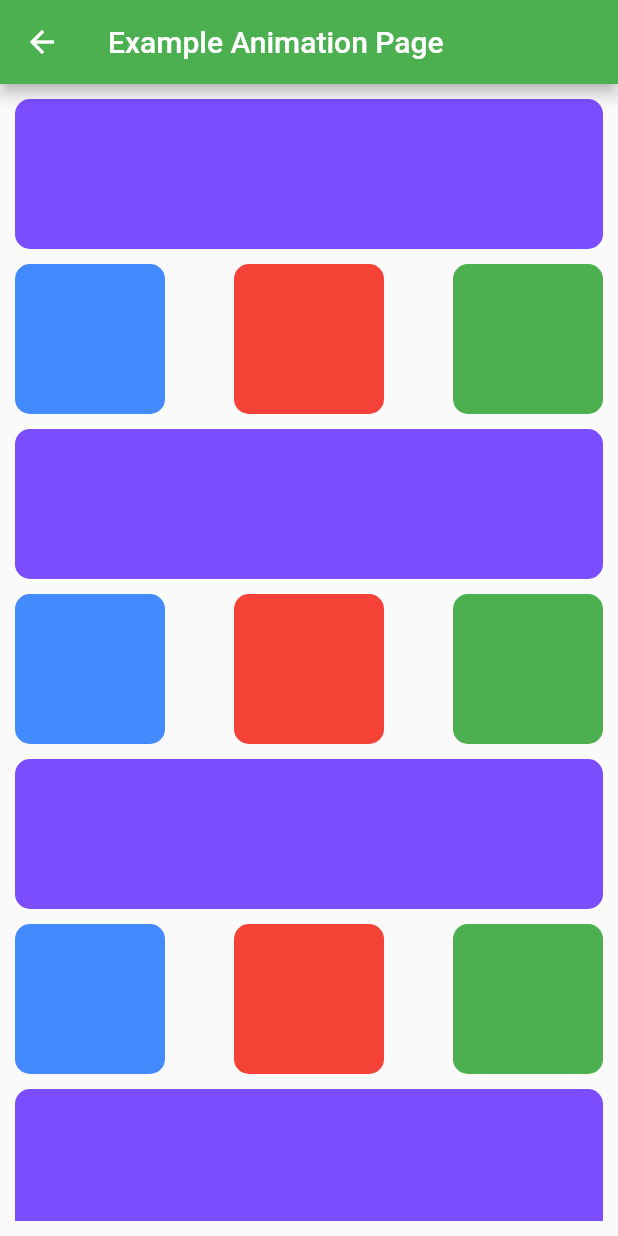
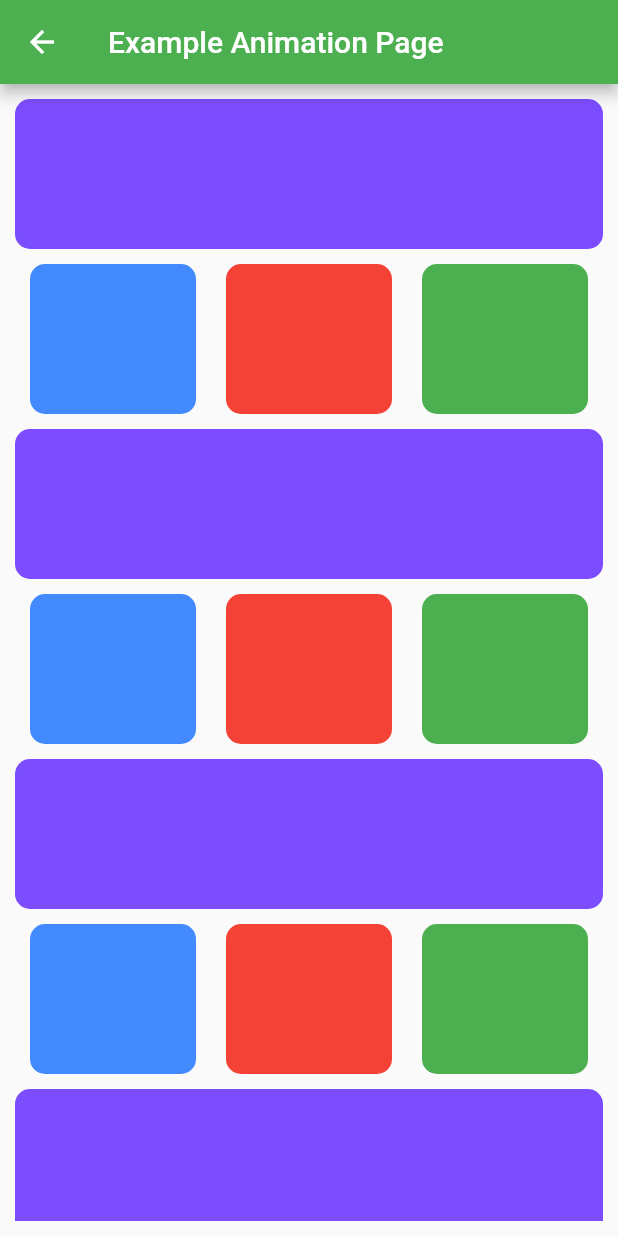
Before and after one commit to leosorgetz/flutter_clean_architecture_study, a Flutter app: the ExampleAnimationPage screen opened by its route, on a phone screen of 412 x 824 dp. Run offline on Flutter 3.47's test engine with Material 2 defaults, Android fonts, the phone set to English and light mode, and no system bars; drawn by our look-alikes of oktoast; our stand-ins replace auto_route, dio, flutter_mobx, flutter_staggered_animations, flutter_svg, get_it and 5 more; missing offline and left inert: platform_date_picker; accounts and stored records are empty; generated files the repository leaves out were written again.

Commit message:
small fixes

```diff
--- a/lib/config/router/base_router.dart
+++ b/lib/config/router/base_router.dart
@@ -1,5 +1,5 @@
 import 'package:auto_route/auto_route_annotations.dart';
-import 'package:estudo_app/src/ui/pages/animation/example_animation_page.dart';
+import 'package:estudo_app/src/ui/pages/example_animation/example_animation_page.dart';
 import 'package:estudo_app/src/ui/pages/post/post_page.dart';
 import 'package:estudo_app/src/ui/pages/posts/posts_page.dart';
 import 'package:estudo_app/src/ui/pages/splash/splash_page.dart';
--- a/lib/src/ui/pages/animation/example_animation_page.dart
+++ b/lib/src/ui/pages/example_animation/example_animation_page.dart
@@ -1,4 +1,4 @@
-import 'package:estudo_app/src/ui/pages/animation/example_animation_controller.dart';
+import 'package:estudo_app/src/ui/pages/example_animation/example_animation_controller.dart';
 import 'package:estudo_app/src/ui/utils/helpers/sizes_helper.dart';
 import 'package:estudo_app/src/ui/utils/states/base_state.dart';
 import 'package:flutter/material.dart';
@@ -54,16 +54,25 @@ class _ExampleAnimationPageState extends BaseState<ExampleAnimationPage, Example
         ),
         _buildSpace(),
         Row(
-          mainAxisAlignment: MainAxisAlignment.spaceBetween,
+          mainAxisAlignment: MainAxisAlignment.spaceAround,
           children: [
-            _buildContainer(
-              color: Colors.blueAccent,
+            Expanded(
+              child: _buildContainer(
+                color: Colors.blueAccent,
+                autoWidth: true,
+              ),
             ),
-            _buildContainer(
-              color: Colors.red,
+            Expanded(
+              child: _buildContainer(
+                color: Colors.red,
+                autoWidth: true,
+              ),
             ),
-            _buildContainer(
-              color: Colors.green,
+            Expanded(
+              child: _buildContainer(
+                color: Colors.green,
+                autoWidth: true,
+              ),
             ),
           ],
         ),
@@ -74,13 +83,15 @@ class _ExampleAnimationPageState extends BaseState<ExampleAnimationPage, Example
     @required Color color,
     double width,
     double height,
+    bool autoWidth = false,
   }) {
     return Container(
+      margin: autoWidth ? EdgeInsets.symmetric(horizontal: 10) : null,
       decoration: BoxDecoration(
         borderRadius: BorderRadius.circular(10),
         color: color,
       ),
-      width: width ?? 100,
+      width: width != null && !autoWidth ? width : null,
       height: height ?? 100,
     );
   }
--- a/lib/src/ui/pages/posts/widgets/drawer_posts_controller.dart
+++ b/lib/src/ui/pages/posts/widgets/drawer_posts_controller.dart
@@ -2,6 +2,7 @@ import 'package:auto_route/auto_route.dart';
 import 'package:estudo_app/config/router/base_router.gr.dart';
 import 'package:estudo_app/src/domain/data_sources/set_fingerprint_is_active/set_fingerprint_is_active_data_source_interface.dart';
 import 'package:estudo_app/src/domain/use_cases/get_fingerprint_is_active/get_fingerprint_is_active_use_case_interface.dart';
+import 'package:flutter/material.dart';
 import 'package:injectable/injectable.dart';
 import 'package:mobx/mobx.dart';
 
@@ -37,6 +38,7 @@ abstract class _DrawerControllerPostsBase with Store {
   }
 
   void navigateToAnimationPage() {
+    ExtendedNavigator.root.pop();
     ExtendedNavigator.root.push(Routes.exampleAnimationPage);
   }
 }
--- a/lib/src/ui/pages/posts/widgets/drawer_posts_widget.dart
+++ b/lib/src/ui/pages/posts/widgets/drawer_posts_widget.dart
@@ -49,7 +49,7 @@ class _DrawerPostsWidgetState extends BaseState<DrawerPostsWidget, DrawerPostsCo
             ),
             _buildListTile(
               leading: Icon(Icons.remove_red_eye_outlined),
-              title: 'Pudim',
+              title: 'Animation example',
               onTap: controller.navigateToAnimationPage,
             ),
             Observer(builder: (context) {
@@ -58,7 +58,7 @@ class _DrawerPostsWidgetState extends BaseState<DrawerPostsWidget, DrawerPostsCo
                   value: controller.status,
                   onChanged: controller.activateFingerprint,
                 ),
-                leading: Text('Configurações'),
+                leading: Text('Ativar biometria'),
               );
             }),
           ],
```
Also changed, not shown: lib/config/di/di.config.dart, lib/config/router/base_router.gr.dart, lib/src/ui/pages/example_animation/example_animation_controller.dart (renamed from lib/src/ui/pages/animation/example_animation_controller.dart).
